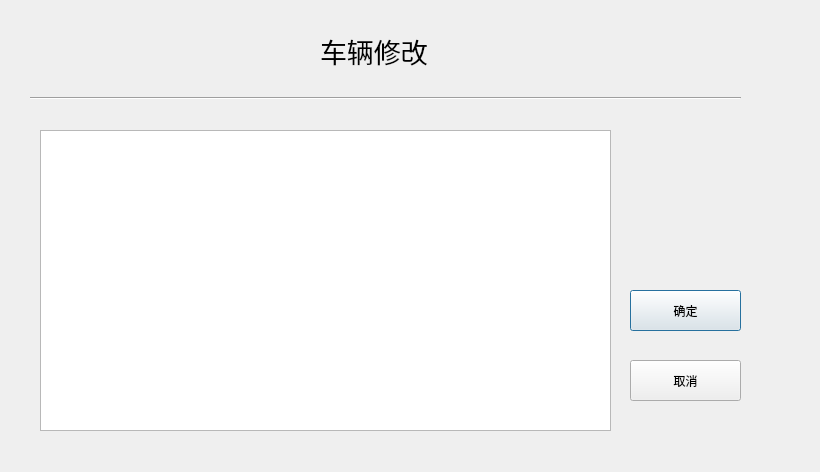
Qt form DispatchUI.ui (qiu-star/TicketManagementSystem) before a commit.
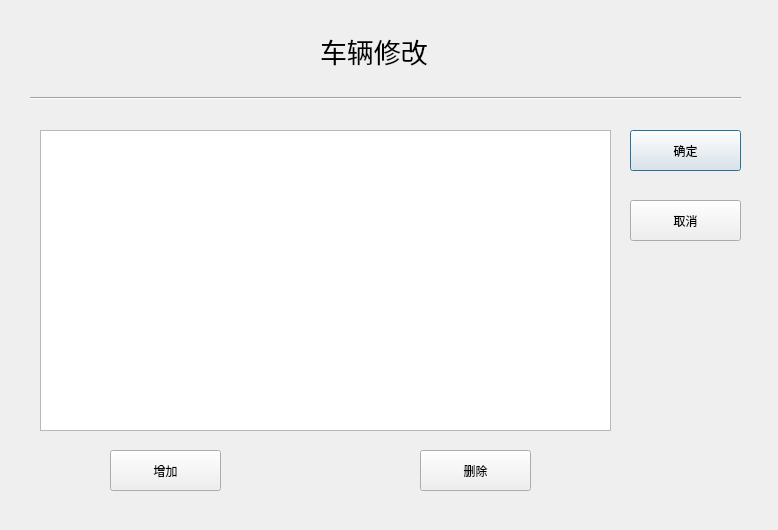
The same form after that commit.

Commit message: 管理员界面v0.3

Diff of the .ui file:
```diff
--- a/DispatchUI.ui
+++ b/DispatchUI.ui
@@ -6,8 +6,8 @@
    <rect>
     <x>0</x>
     <y>0</y>
-    <width>820</width>
-    <height>472</height>
+    <width>778</width>
+    <height>530</height>
    </rect>
   </property>
   <property name="windowTitle">
@@ -68,7 +68,7 @@
    <property name="geometry">
     <rect>
      <x>630</x>
-     <y>290</y>
+     <y>130</y>
      <width>111</width>
      <height>41</height>
     </rect>
@@ -84,7 +84,7 @@
    <property name="geometry">
     <rect>
      <x>630</x>
-     <y>360</y>
+     <y>200</y>
      <width>111</width>
      <height>41</height>
     </rect>
@@ -96,6 +96,38 @@
     <string>取消</string>
    </property>
   </widget>
+  <widget class="QPushButton" name="addbtn">
+   <property name="geometry">
+    <rect>
+     <x>110</x>
+     <y>450</y>
+     <width>111</width>
+     <height>41</height>
+    </rect>
+   </property>
+   <property name="styleSheet">
+    <string notr="true">font: 14pt &quot;方正颜宋简体&quot;;</string>
+   </property>
+   <property name="text">
+    <string>增加</string>
+   </property>
+  </widget>
+  <widget class="QPushButton" name="deletebtn">
+   <property name="geometry">
+    <rect>
+     <x>420</x>
+     <y>450</y>
+     <width>111</width>
+     <height>41</height>
+    </rect>
+   </property>
+   <property name="styleSheet">
+    <string notr="true">font: 14pt &quot;方正颜宋简体&quot;;</string>
+   </property>
+   <property name="text">
+    <string>删除</string>
+   </property>
+  </widget>
  </widget>
  <resources/>
  <connections>
```
Left out of the diff: 3 changed lines with no effect on the pictures. The commit also changes 4 other files.
